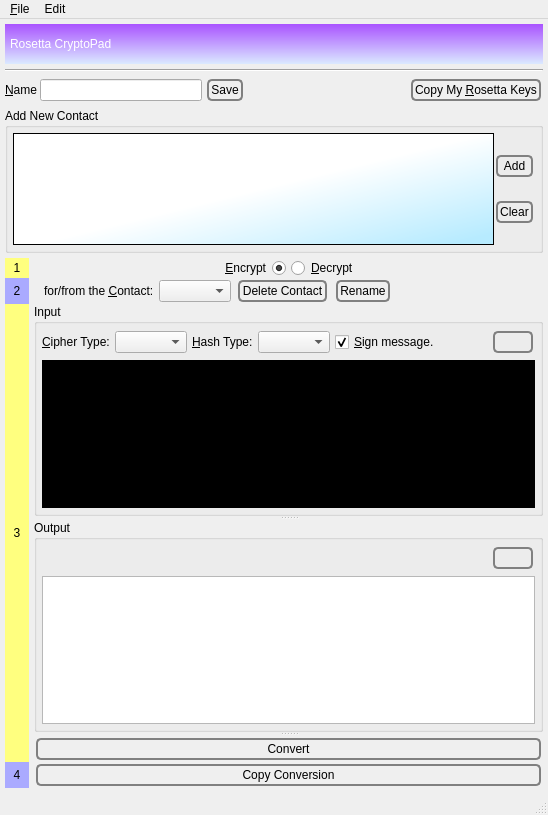
First picture: the form in branches/trunk/GoldBug-UI/rosetta.ui, repository textbrowser/spot-on, before the edit.
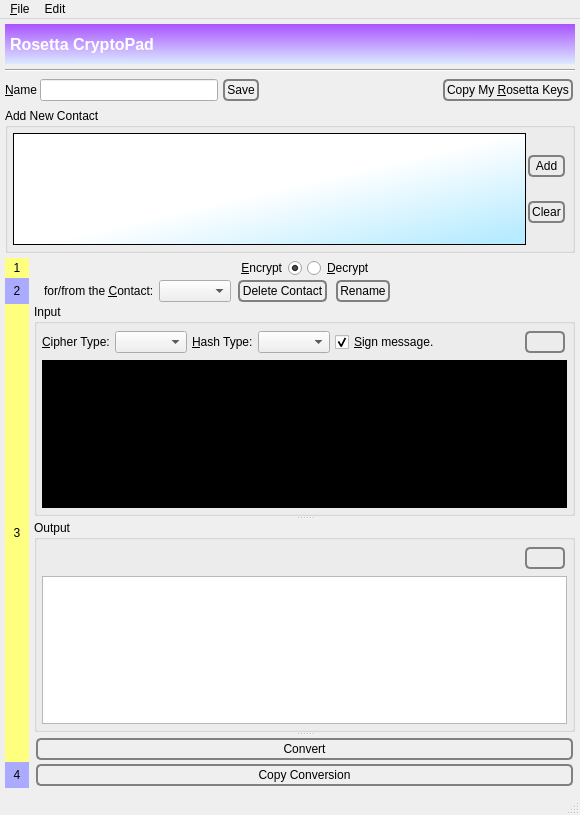
Second picture: the form after the edit. Icons and pictures are not drawn.

```diff
--- a/branches/trunk/GoldBug-UI/rosetta.ui
+++ b/branches/trunk/GoldBug-UI/rosetta.ui
@@ -6,7 +6,7 @@
    <rect>
     <x>0</x>
     <y>0</y>
-    <width>548</width>
+    <width>580</width>
     <height>815</height>
    </rect>
   </property>
@@ -33,6 +33,13 @@
         <height>40</height>
        </size>
       </property>
+      <property name="font">
+       <font>
+        <pointsize>12</pointsize>
+        <weight>75</weight>
+        <bold>true</bold>
+       </font>
+      </property>
       <property name="autoFillBackground">
        <bool>false</bool>
       </property>
@@ -794,8 +801,8 @@
     <rect>
      <x>0</x>
      <y>0</y>
-     <width>548</width>
-     <height>27</height>
+     <width>580</width>
+     <height>25</height>
     </rect>
    </property>
    <widget class="QMenu" name="menu_File">
```
